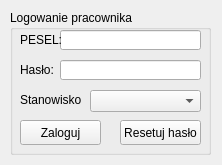
Above: mainwindow.ui from igrek51/psbd_moto_sklep before the change. Below: the same form after it.
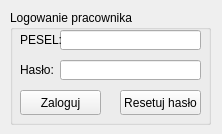
That is the form after the change.

Patch:
```diff
--- a/mainwindow.ui
+++ b/mainwindow.ui
@@ -7,7 +7,7 @@
     <x>0</x>
     <y>0</y>
     <width>222</width>
-    <height>165</height>
+    <height>134</height>
    </rect>
   </property>
   <property name="windowTitle">
@@ -20,7 +20,7 @@
       <x>10</x>
       <y>10</y>
       <width>201</width>
-      <height>145</height>
+      <height>115</height>
      </rect>
     </property>
     <property name="title">
@@ -76,7 +76,7 @@
      <property name="geometry">
       <rect>
        <x>10</x>
-       <y>110</y>
+       <y>80</y>
        <width>81</width>
        <height>25</height>
       </rect>
@@ -89,7 +89,7 @@
      <property name="geometry">
       <rect>
        <x>110</x>
-       <y>110</y>
+       <y>80</y>
        <width>81</width>
        <height>25</height>
       </rect>
@@ -98,29 +98,6 @@
       <string>Resetuj hasło</string>
      </property>
     </widget>
-    <widget class="QComboBox" name="stanowisko_combo">
-     <property name="geometry">
-      <rect>
-       <x>80</x>
-       <y>80</y>
-       <width>111</width>
-       <height>22</height>
-      </rect>
-     </property>
-    </widget>
-    <widget class="QLabel" name="label_3">
-     <property name="geometry">
-      <rect>
-       <x>10</x>
-       <y>80</y>
-       <width>61</width>
-       <height>20</height>
-      </rect>
-     </property>
-     <property name="text">
-      <string>Stanowisko:</string>
-     </property>
-    </widget>
    </widget>
   </widget>
  </widget>
```
Left out of the diff: 16 changed lines with no effect on the pictures.
